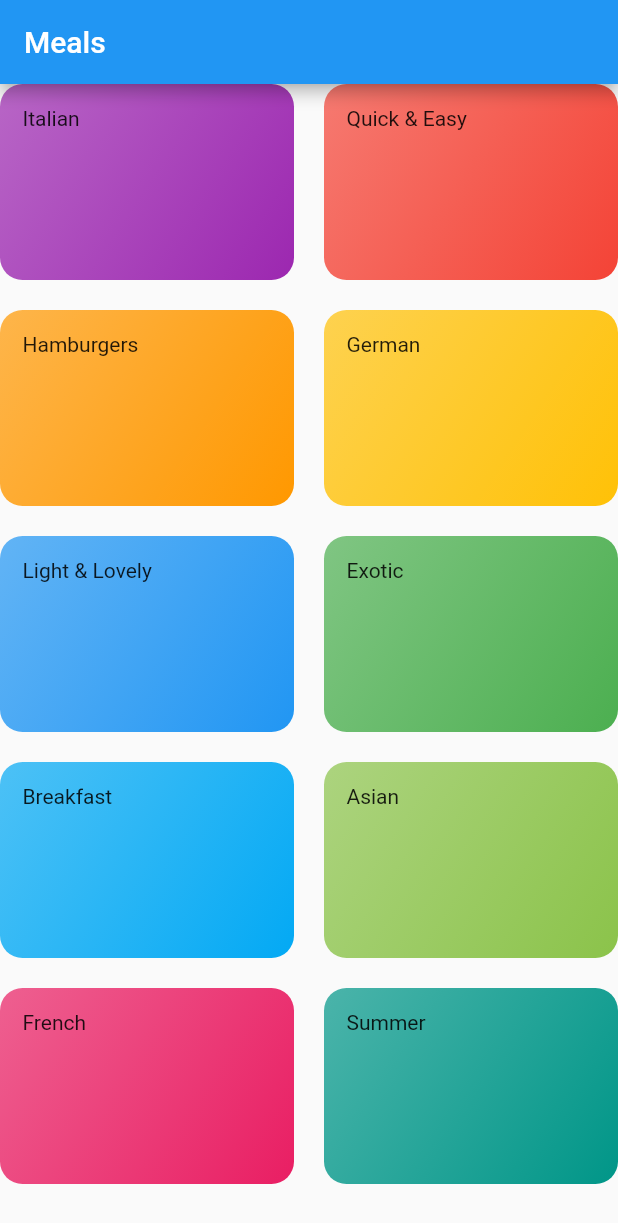
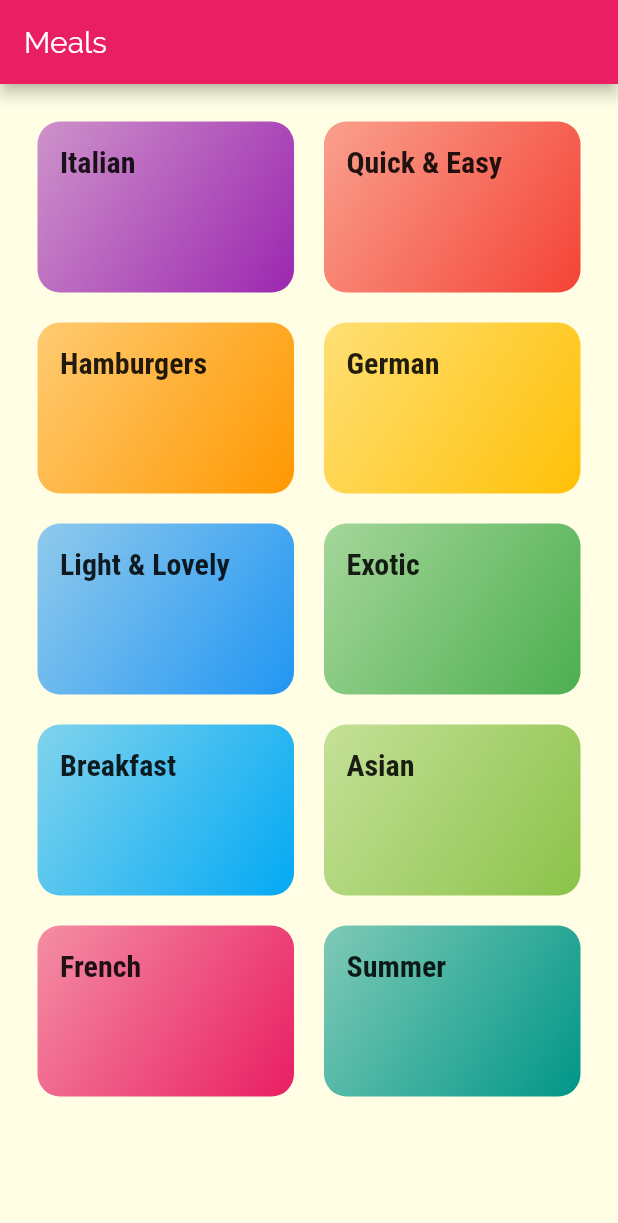
Before and after one commit to MarineZuh/meals_app, a Flutter app: the screen it shows after launch, on a phone screen of 412 x 824 dp. Shown: the top 1223 px of the screen. Run offline on Flutter 3.47's test engine with Material 2 defaults, Android fonts, the phone set to English and light mode, and no system bars.

Commit message:
fontes e estilo

```diff
--- a/lib/categories_screen.dart
+++ b/lib/categories_screen.dart
@@ -13,6 +13,7 @@ class CategoriesScreen extends StatelessWidget {
         title: const Text('Meals'),
       ),
       body: GridView(
+        padding: const EdgeInsets.all(25),
         children: DUMMY_CATEGORIES
             .map((catData) => CategoryItem(catData.title, catData.color))
             .toList(),
--- a/lib/categoryItem.dart
+++ b/lib/categoryItem.dart
@@ -11,11 +11,11 @@ class CategoryItem extends StatelessWidget {
   Widget build(BuildContext context) {
     return Container(
       padding: const EdgeInsets.all(15),
-      child: Text(title),
+      child: Text(title, style: Theme.of(context).textTheme.title,),
       decoration: BoxDecoration(
         gradient: LinearGradient(
           colors: [
-            color.withOpacity(0.7),
+            color.withOpacity(0.5),
             color,
           ],
           begin: Alignment.topLeft,
--- a/lib/main.dart
+++ b/lib/main.dart
@@ -10,9 +10,25 @@ class MyApp extends StatelessWidget {
     return MaterialApp(
       title: 'Meals App',
       theme: ThemeData(
-        primarySwatch: Colors.blue,
+        primarySwatch: Colors.pink,
+        accentColor: Colors.amber,
+        canvasColor: Color.fromRGBO(255, 254, 229, 1),
+        fontFamily: 'Raleway',
+        textTheme: ThemeData.light().textTheme.copyWith(
+              body1: TextStyle(
+                color: Color.fromRGBO(70, 51, 51, 1),
+              ),
+              body2: TextStyle(
+                color: Color.fromRGBO(70, 51, 51, 1),
+              ),
+              title: TextStyle(
+                fontSize: 20,
+                fontFamily: 'RobotoCondensed',
+                fontWeight: FontWeight.bold,
+              ),
+            ),
       ),
-      home:CategoriesScreen(),
+      home: CategoriesScreen(),
     );
   }
 }
```
Also changed, not shown: pubspec.yaml (+18 -6 lines), assets/fonts/Raleway-Black.ttf (added), assets/fonts/Raleway-Bold.ttf (added), assets/fonts/Raleway-Regular.ttf (added), assets/fonts/RobotoCondensed-Bold.ttf (added), assets/fonts/RobotoCondensed-Italic.ttf (added), assets/fonts/RobotoCondensed-Light.ttf (added), assets/fonts/RobotoCondensed-Regular.ttf (added).
